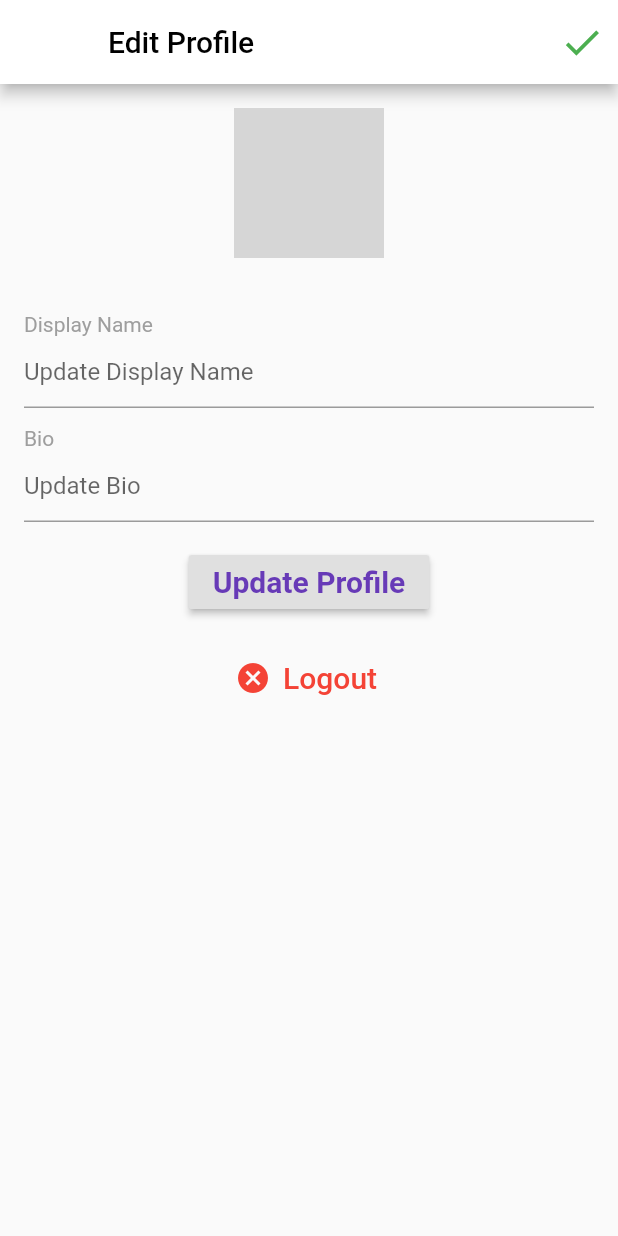
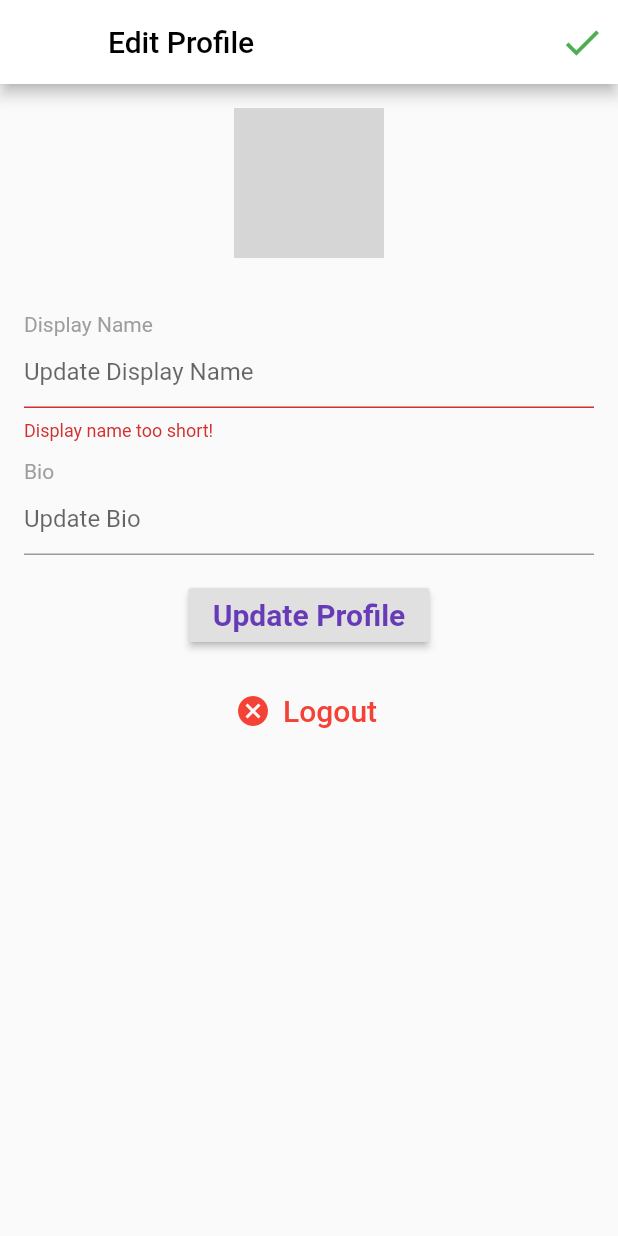
Before and after one commit to gauravxdhingra/Souvien-SocialMediaApp-Flutter-Firebase, a Flutter app: the EditProfile screen opened directly, after a tap on "Update Profile", on a phone screen of 412 x 824 dp. Run offline on Flutter 3.47's test engine with Material 2 defaults, Android fonts, the phone set to English and light mode, and no system bars; our stand-ins replace cached_network_image, cloud_firestore, firebase_storage, flutter_svg, geolocator, google_sign_in and 1 more; accounts and stored records are empty; network calls fail; grey boxes are pictures that could not be loaded.

Commit message:
Profile Updating Backed

```diff
--- a/lib/pages/edit_profile.dart
+++ b/lib/pages/edit_profile.dart
@@ -16,11 +16,16 @@ class EditProfile extends StatefulWidget {
 }
 
 class _EditProfileState extends State<EditProfile> {
+  GlobalKey<ScaffoldState> _scaffoldKey = GlobalKey<ScaffoldState>();
+
   bool isLoading = false;
   User user;
 
   TextEditingController displayNameController = TextEditingController();
   TextEditingController bioController = TextEditingController();
+
+  bool _displayNameValid = true;
+  bool _bioValid = true;
 
   @override
   void initState() {
@@ -41,9 +46,84 @@ class _EditProfileState extends State<EditProfile> {
     });
   }
 
+  updateProfileData() {
+    setState(() {
+      displayNameController.text.trim().length < 3 ||
+              displayNameController.text.isEmpty
+          ? _displayNameValid = false
+          : _displayNameValid = true;
+
+      bioController.text.trim().length > 160
+          ? _bioValid = false
+          : _bioValid = true;
+    });
+
+    if (_displayNameValid && _bioValid) {
+      usersRef.document(widget.currentUserId).updateData({
+        'displayName': displayNameController.text,
+        'bio': bioController.text
+      });
+      SnackBar snackbar = SnackBar(content: Text('Profile Updated!'));
+      _scaffoldKey.currentState.showSnackBar(snackbar);
+    }
+  }
+
+  buildDisplayNameField() {
+    return Column(
+      crossAxisAlignment: CrossAxisAlignment.start,
+      children: <Widget>[
+        Padding(
+          padding: EdgeInsets.only(
+            top: 12,
+          ),
+          child: Text(
+            'Display Name',
+            style: TextStyle(
+              color: Colors.grey,
+            ),
+          ),
+        ),
+        TextField(
+          controller: displayNameController,
+          decoration: InputDecoration(
+            errorText: _displayNameValid ? null : 'Display name too short!',
+            hintText: 'Update Display Name',
+          ),
+        ),
+      ],
+    );
+  }
+
+  buildDisplayBioField() {
+    return Column(
+      crossAxisAlignment: CrossAxisAlignment.start,
+      children: <Widget>[
+        Padding(
+          padding: EdgeInsets.only(
+            top: 12,
+          ),
+          child: Text(
+            'Bio',
+            style: TextStyle(
+              color: Colors.grey,
+            ),
+          ),
+        ),
+        TextField(
+          controller: bioController,
+          decoration: InputDecoration(
+            errorText: _bioValid ? null : 'Bio too long!',
+            hintText: 'Update Bio',
+          ),
+        ),
+      ],
+    );
+  }
+
   @override
   Widget build(BuildContext context) {
     return Scaffold(
+      key: _scaffoldKey,
       appBar: AppBar(
         backgroundColor: Colors.white,
         title: Text(
@@ -94,7 +174,7 @@ class _EditProfileState extends State<EditProfile> {
                         ),
                       ),
                       RaisedButton(
-                        onPressed: () => print('updated'),
+                        onPressed: updateProfileData,
                         child: Text(
                           'Update Profile',
                           style: TextStyle(
@@ -128,54 +208,4 @@ class _EditProfileState extends State<EditProfile> {
             ),
     );
   }
-
-  buildDisplayNameField() {
-    return Column(
-      crossAxisAlignment: CrossAxisAlignment.start,
-      children: <Widget>[
-        Padding(
-          padding: EdgeInsets.only(
-            top: 12,
-          ),
-          child: Text(
-            'Display Name',
-            style: TextStyle(
-              color: Colors.grey,
-            ),
-          ),
-        ),
-        TextField(
-          controller: displayNameController,
-          decoration: InputDecoration(
-            hintText: 'Update Display Name',
-          ),
-        ),
-      ],
-    );
-  }
-
-  buildDisplayBioField() {
-    return Column(
-      crossAxisAlignment: CrossAxisAlignment.start,
-      children: <Widget>[
-        Padding(
-          padding: EdgeInsets.only(
-            top: 12,
-          ),
-          child: Text(
-            'Bio',
-            style: TextStyle(
-              color: Colors.grey,
-            ),
-          ),
-        ),
-        TextField(
-          controller: bioController,
-          decoration: InputDecoration(
-            hintText: 'Update Bio',
-          ),
-        ),
-      ],
-    );
-  }
 }
```
Also changed, not shown: 1 other file.
